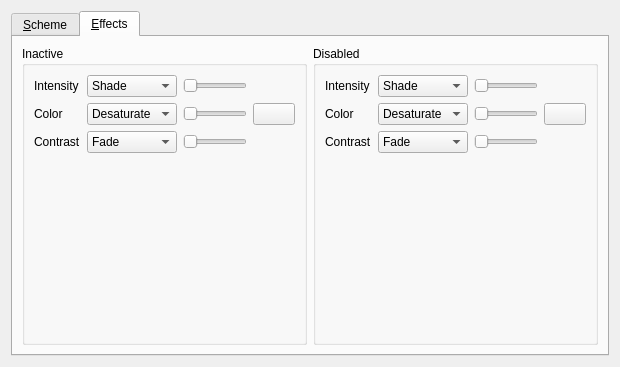
mgottschlag/kwin-tiling, file kcontrol/colors/colorsettings.ui: the form before one commit.
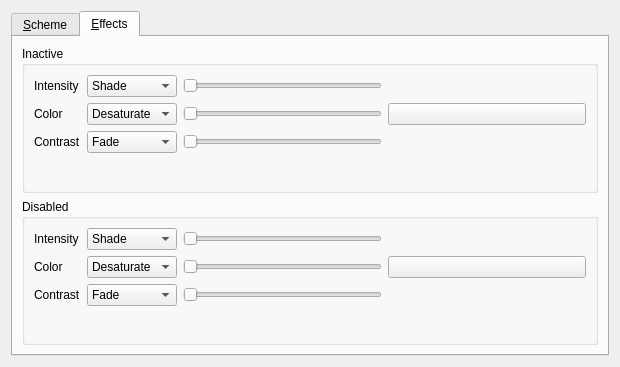
The form after the commit. The open tabs and pages were chosen to show the change. Custom widgets are drawn as their Qt base class.

Commit message: hbox->vbox on effects page

Diff of the .ui file:
```diff
--- a/kcontrol/colors/colorsettings.ui
+++ b/kcontrol/colors/colorsettings.ui
@@ -147,7 +147,7 @@
       <attribute name="title" >
        <string>&amp;Effects</string>
       </attribute>
-      <layout class="QHBoxLayout" >
+      <layout class="QVBoxLayout" >
        <item>
         <widget class="QGroupBox" name="groupBox" >
          <property name="title" >
```
